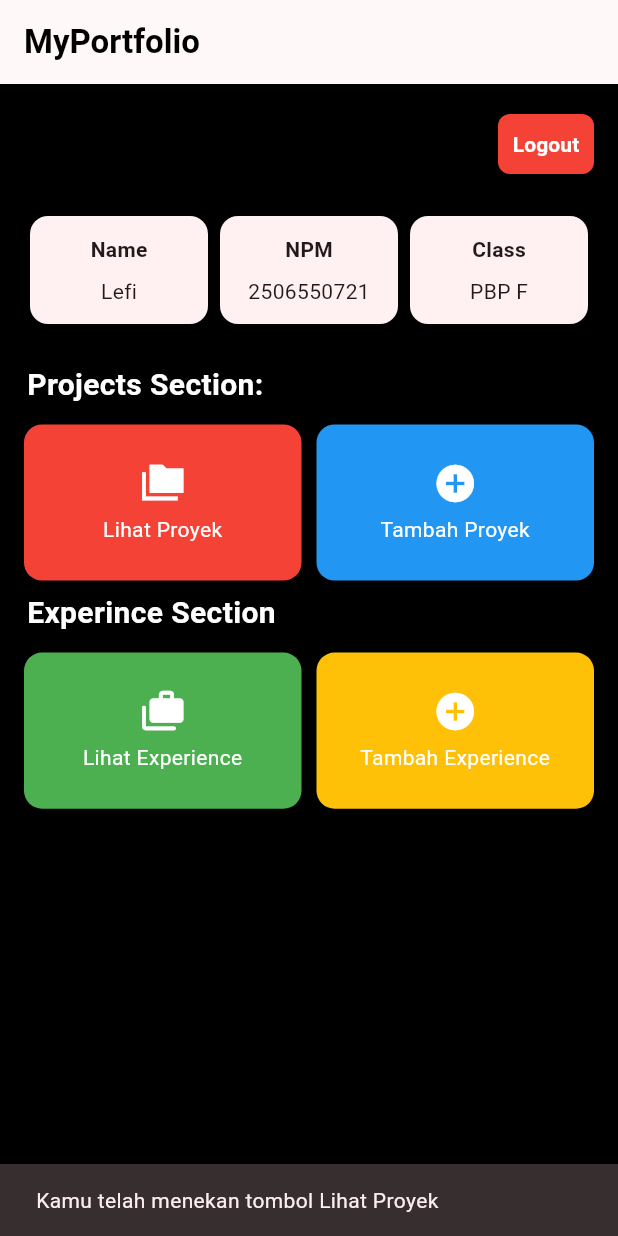
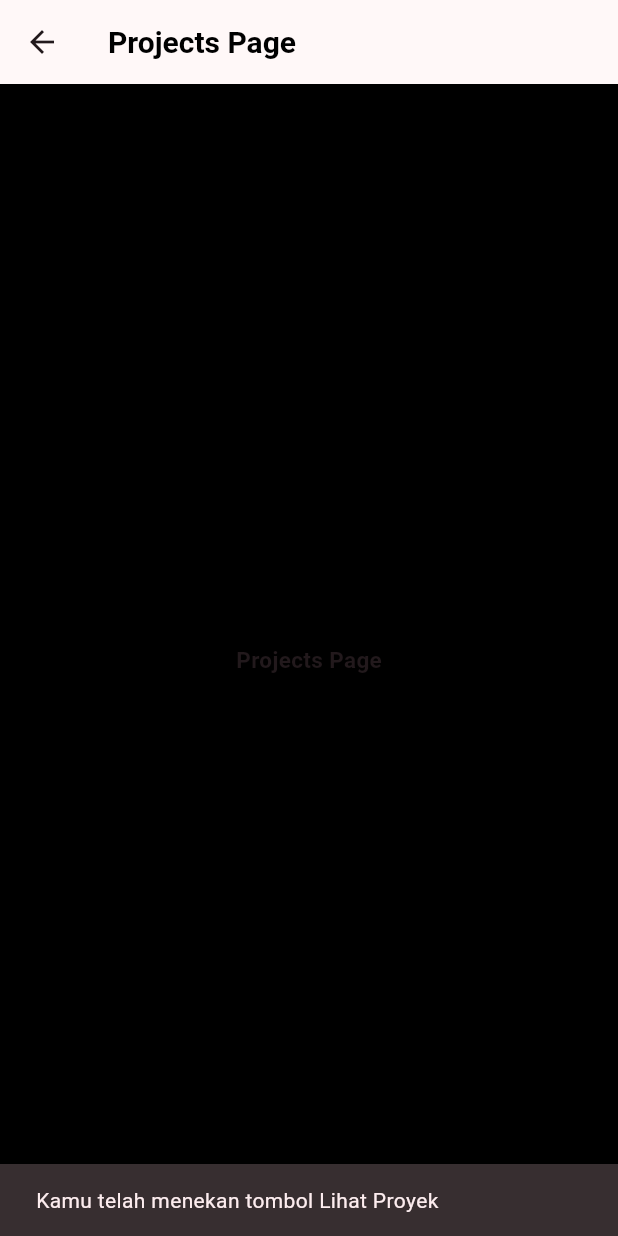
Before and after one commit to Leficullen/myportfolio_mobile, a Flutter app: the screen it shows after launch, after a tap on "Lihat Proyek", on a phone screen of 412 x 824 dp. Run offline on Flutter 3.47's test engine with Material 3 defaults, Android fonts, the phone set to English and light mode, and no system bars.

Commit message:
training: navigation

```diff
--- a/lib/menu.dart
+++ b/lib/menu.dart
@@ -1,4 +1,5 @@
 import 'package:flutter/material.dart';
+import 'package:myportfolio_mobile/projects_page.dart';
 
 class MyHomePage extends StatelessWidget {
   MyHomePage({super.key});
@@ -8,7 +9,7 @@ class MyHomePage extends StatelessWidget {
   final String kelas = "PBP F";
 
   final List<ItemHomePage> projectItems = [
-    ItemHomePage("Lihat Proyek", Icons.folder_copy_sharp, Colors.red),
+    ItemHomePage("Lihat Proyek", Icons.folder_copy_sharp, Colors.red, page: const ProjectsPage()),
     ItemHomePage("Tambah Proyek", Icons.add_circle, Colors.blue),
   ];
 
@@ -33,13 +34,10 @@ class MyHomePage extends StatelessWidget {
 
       body: Padding(
         padding: const EdgeInsets.all(16),
-        child:
-
-        Column(
+        child: Column(
           crossAxisAlignment: CrossAxisAlignment.center,
 
           children: [
-
             Row(
               children: [
                 Expanded(
@@ -66,14 +64,12 @@ class MyHomePage extends StatelessWidget {
                       ),
                     ),
                   ),
-
-                )
-
+                ),
               ],
             ),
 
             Padding(
-              padding: const EdgeInsets.only(top:20),
+              padding: const EdgeInsets.only(top: 20),
               child: IntrinsicHeight(
                 child: Row(
                   crossAxisAlignment: CrossAxisAlignment.stretch,
@@ -106,7 +102,6 @@ class MyHomePage extends StatelessWidget {
                   //     ),
                   //   ),
                   // ),
-
 
                   Column(
                     children: [
@@ -222,8 +217,9 @@ class ItemHomePage {
   final String name;
   final IconData icon;
   final Color color;
+  final Widget? page;
 
-  ItemHomePage(this.name, this.icon, this.color);
+  ItemHomePage(this.name, this.icon, this.color, {this.page});
 }
 
 class ItemCard extends StatelessWidget {
@@ -237,6 +233,12 @@ class ItemCard extends StatelessWidget {
       borderRadius: BorderRadius.circular(12),
       child: InkWell(
         onTap: () {
+          if (item.page != null) {
+            Navigator.push(
+              context,
+              MaterialPageRoute(builder: (context) => item.page!),
+            );
+          }
           ScaffoldMessenger.of(context)
             ..hideCurrentSnackBar()
             ..showSnackBar(
--- /dev/null
+++ b/lib/projects_page.dart
@@ -0,0 +1,22 @@
+import 'package:flutter/material.dart';
+
+class ProjectsPage extends StatelessWidget {
+  const ProjectsPage({super.key});
+
+  @override
+  Widget build(BuildContext context) {
+    return Scaffold(
+      appBar: AppBar(
+        title: const Text("Projects Page", style: TextStyle(fontWeight: FontWeight.bold, fontSize: 20, color: Colors.black))
+      ),
+      backgroundColor: Theme.of(context).colorScheme.primary,
+
+      body: Center(
+        child: Text("Projects Page", style: TextStyle(fontWeight: FontWeight.bold, fontSize: 15),)
+      )
+    );
+  }
+}
+
+
+class
```
